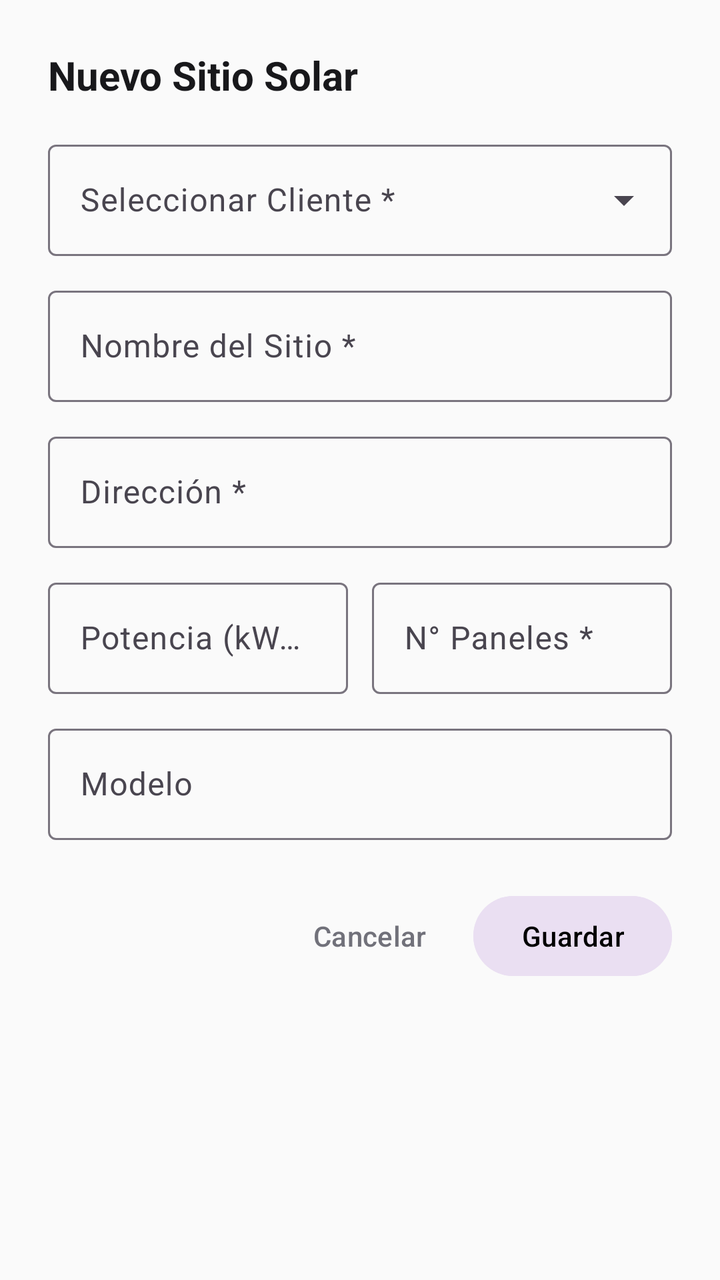
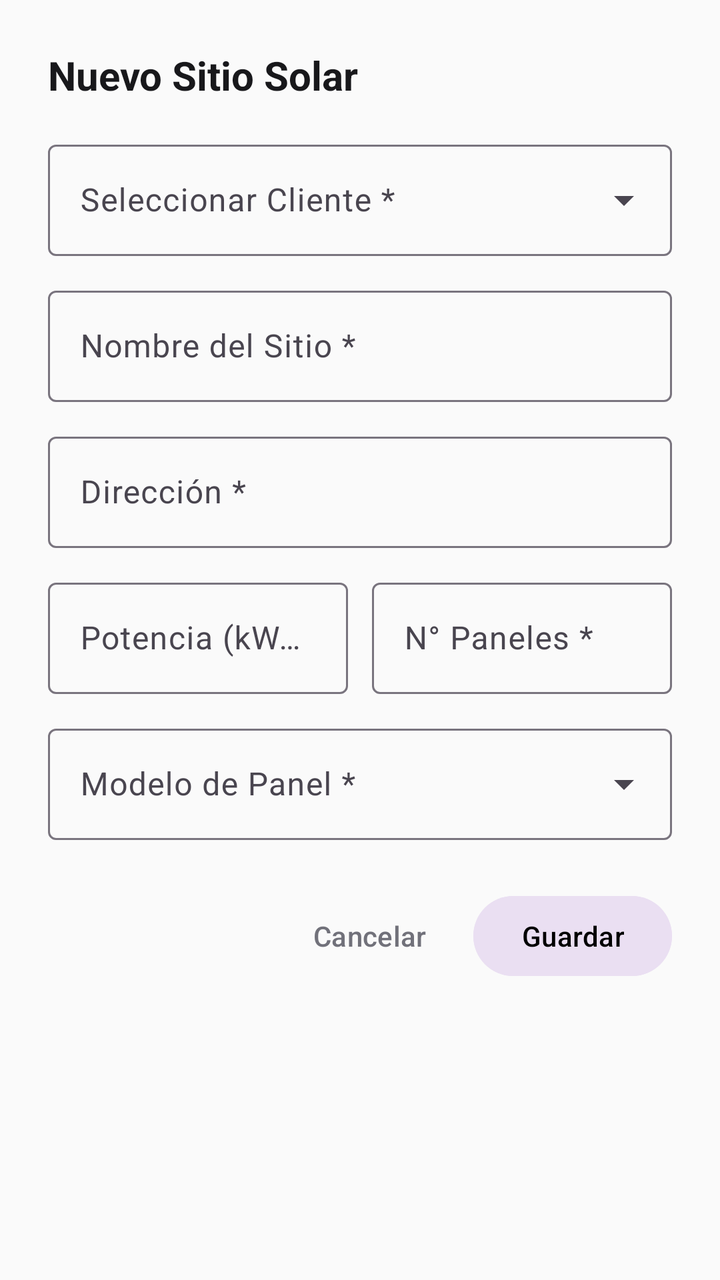

The first picture is an Android layout as it rendered before a commit; the second is the same layout after the commit. The layout source and the unified diff follow.
<!-- AndroidManifest.xml: application theme Theme.MantenimientoSolar -->
<!-- res/layout/dialog_agregar_sitio.xml -->
<?xml version="1.0" encoding="utf-8"?>
<ScrollView xmlns:android="http://schemas.android.com/apk/res/android"
    xmlns:app="http://schemas.android.com/apk/res-auto"
    android:layout_width="match_parent"
    android:layout_height="wrap_content">

    <LinearLayout
        android:layout_width="match_parent"
        android:layout_height="wrap_content"
        android:orientation="vertical"
        android:padding="24dp">

        <TextView
            android:layout_width="wrap_content"
            android:layout_height="wrap_content"
            android:text="@string/agregar_sitio"
            android:textColor="@color/on_background"
            android:textSize="20sp"
            android:textStyle="bold" />

        <com.google.android.material.textfield.TextInputLayout
            android:id="@+id/tilClienteSelector"
            style="@style/Widget.Material3.TextInputLayout.OutlinedBox.ExposedDropdownMenu"
            android:layout_width="match_parent"
            android:layout_height="wrap_content"
            android:layout_marginTop="16dp"
            android:hint="Seleccionar Cliente *">

            <AutoCompleteTextView
                android:id="@+id/actvCliente"
                android:layout_width="match_parent"
                android:layout_height="wrap_content"
                android:inputType="none" />
        </com.google.android.material.textfield.TextInputLayout>

        <com.google.android.material.textfield.TextInputLayout
            android:id="@+id/tilNombreSitio"
            style="@style/Widget.Material3.TextInputLayout.OutlinedBox"
            android:layout_width="match_parent"
            android:layout_height="wrap_content"
            android:layout_marginTop="12dp"
            android:hint="Nombre del Sitio *">

            <com.google.android.material.textfield.TextInputEditText
                android:id="@+id/etNombreSitio"
                android:layout_width="match_parent"
                android:layout_height="wrap_content"
                android:inputType="textCapWords" />
        </com.google.android.material.textfield.TextInputLayout>

        <com.google.android.material.textfield.TextInputLayout
            android:id="@+id/tilDireccionSitio"
            style="@style/Widget.Material3.TextInputLayout.OutlinedBox"
            android:layout_width="match_parent"
            android:layout_height="wrap_content"
            android:layout_marginTop="12dp"
            android:hint="Dirección *">

            <com.google.android.material.textfield.TextInputEditText
                android:id="@+id/etDireccionSitio"
                android:layout_width="match_parent"
                android:layout_height="wrap_content"
                android:inputType="textCapSentences" />
        </com.google.android.material.textfield.TextInputLayout>

        <LinearLayout
            android:layout_width="match_parent"
            android:layout_height="wrap_content"
            android:layout_marginTop="12dp"
            android:orientation="horizontal">

            <com.google.android.material.textfield.TextInputLayout
                android:id="@+id/tilCapacidadKwp"
                style="@style/Widget.Material3.TextInputLayout.OutlinedBox"
                android:layout_width="0dp"
                android:layout_height="wrap_content"
                android:layout_weight="1"
                android:layout_marginEnd="6dp"
                android:hint="Potencia (kWp) *">

                <com.google.android.material.textfield.TextInputEditText
                    android:id="@+id/etCapacidadKwp"
                    android:layout_width="match_parent"
                    android:layout_height="wrap_content"
                    android:inputType="numberDecimal" />
            </com.google.android.material.textfield.TextInputLayout>

            <com.google.android.material.textfield.TextInputLayout
                android:id="@+id/tilCantidadPaneles"
                style="@style/Widget.Material3.TextInputLayout.OutlinedBox"
                android:layout_width="0dp"
                android:layout_height="wrap_content"
                android:layout_weight="1"
                android:layout_marginStart="6dp"
                android:hint="N° Paneles *">

                <com.google.android.material.textfield.TextInputEditText
                    android:id="@+id/etCantidadPaneles"
                    android:layout_width="match_parent"
                    android:layout_height="wrap_content"
                    android:inputType="number" />
            </com.google.android.material.textfield.TextInputLayout>
        </LinearLayout>

        <com.google.android.material.textfield.TextInputLayout
            android:id="@+id/tilInversor"
            style="@style/Widget.Material3.TextInputLayout.OutlinedBox"
            android:layout_width="match_parent"
            android:layout_height="wrap_content"
            android:layout_marginTop="12dp"
            android:hint="Modelo">

            <com.google.android.material.textfield.TextInputEditText
                android:id="@+id/etInversor"
                android:layout_width="match_parent"
                android:layout_height="wrap_content"
                android:inputType="textCapWords" />
        </com.google.android.material.textfield.TextInputLayout>

        <LinearLayout
            android:layout_width="match_parent"
            android:layout_height="wrap_content"
            android:layout_marginTop="24dp"
            android:gravity="end"
            android:orientation="horizontal">

            <com.google.android.material.button.MaterialButton
                android:id="@+id/btnCancelarSitio"
                style="@style/Widget.Material3.Button.TextButton"
                android:layout_width="wrap_content"
                android:layout_height="wrap_content"
                android:text="@string/cancelar"
                android:textColor="@color/on_surface_variant" />

            <com.google.android.material.button.MaterialButton
                android:id="@+id/btnGuardarSitio"
                android:layout_width="wrap_content"
                android:layout_height="wrap_content"
                android:layout_marginStart="8dp"
                android:backgroundTint="#eadff2"
                android:text="@string/guardar"
                android:textColor="@color/black" />
        </LinearLayout>
    </LinearLayout>
</ScrollView>
<!-- resources referenced by this layout -->
<resources>
  <color name="black">#000000</color>
  <color name="on_background">#18181B</color>
  <color name="on_surface_variant">#71717A</color>
  <string name="agregar_sitio">Nuevo Sitio Solar</string>
  <string name="cancelar">Cancelar</string>
  <string name="guardar">Guardar</string>
  <style name="Theme.MantenimientoSolar" parent="Theme.Material3.DayNight.NoActionBar">
          
          <item name="colorPrimary">@color/primary_solar</item>
          <item name="colorOnPrimary">@color/on_primary</item>
          <item name="colorPrimaryContainer">@color/primary_container</item>
          <item name="colorOnPrimaryContainer">@color/on_primary_container</item>
  
          
          <item name="colorSecondary">@color/secondary_amber</item>
          <item name="colorOnSecondary">@color/on_secondary</item>
          <item name="colorSecondaryContainer">@color/secondary_container</item>
          <item name="colorOnSecondaryContainer">@color/on_secondary_container</item>
  
          
          <item name="android:statusBarColor">@color/surface_light</item>
          <item name="android:windowLightStatusBar">true</item>
          <item name="android:navigationBarColor">@color/surface_light</item>
          <item name="android:windowLightNavigationBar">true</item>
  
          <item name="android:windowBackground">@color/background_light</item>
      </style>
  <color name="primary_solar">#F97316</color>
  <color name="on_primary">#FFFFFF</color>
  <color name="primary_container">#FFEDD5</color>
  <color name="on_primary_container">#7C2D12</color>
  <color name="secondary_amber">#334155</color>
  <color name="on_secondary">#FFFFFF</color>
  <color name="secondary_container">#F1F5F9</color>
  <color name="on_secondary_container">#0F172A</color>
  <color name="surface_light">#FFFFFF</color>
  <color name="background_light">#FAFAFA</color>
</resources>

<!-- the commit's change to res/layout/dialog_agregar_sitio.xml (unified diff, before → after) -->
@@ -103,18 +103,18 @@
         </LinearLayout>
 
         <com.google.android.material.textfield.TextInputLayout
-            android:id="@+id/tilInversor"
-            style="@style/Widget.Material3.TextInputLayout.OutlinedBox"
+            android:id="@+id/tilModelo"
+            style="@style/Widget.Material3.TextInputLayout.OutlinedBox.ExposedDropdownMenu"
             android:layout_width="match_parent"
             android:layout_height="wrap_content"
             android:layout_marginTop="12dp"
-            android:hint="Modelo">
+            android:hint="Modelo de Panel *">
 
-            <com.google.android.material.textfield.TextInputEditText
-                android:id="@+id/etInversor"
+            <AutoCompleteTextView
+                android:id="@+id/actvModelo"
                 android:layout_width="match_parent"
                 android:layout_height="wrap_content"
-                android:inputType="textCapWords" />
+                android:inputType="none" />
         </com.google.android.material.textfield.TextInputLayout>
 
         <LinearLayout
